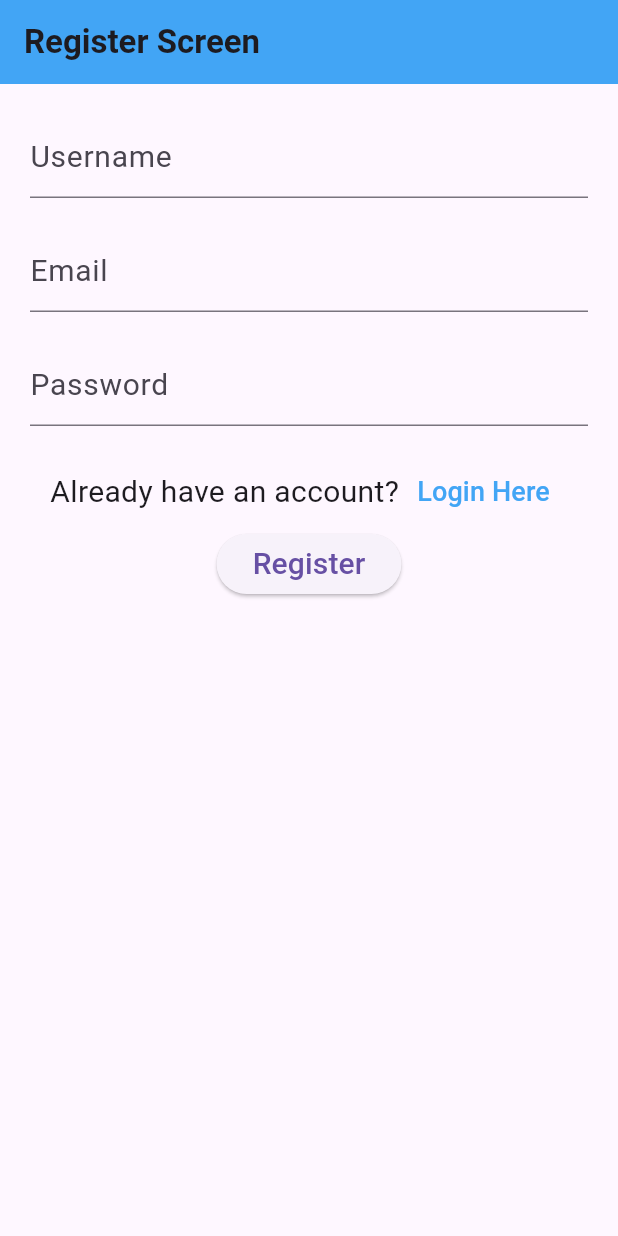
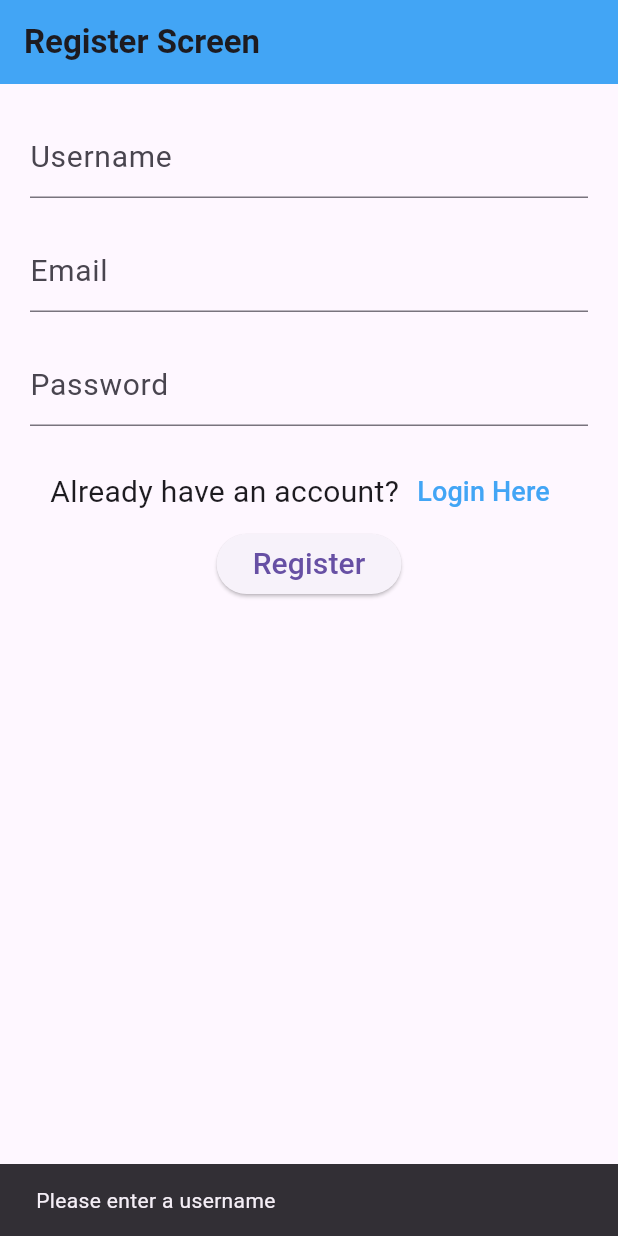
Before and after one commit to hoangchitrung/helpdesk-support-request-management, a Flutter app: the screen it shows after launch, after a tap on "Register", on a phone screen of 412 x 824 dp. Run offline on Flutter 3.47's test engine with Material 3 defaults, Android fonts, the phone set to English and light mode, and no system bars; our stand-ins replace cloud_firestore, firebase_auth, firebase_core; accounts and stored records are empty; generated files the repository leaves out were written again.

```diff
--- a/src/lib/main.dart
+++ b/src/lib/main.dart
@@ -2,7 +2,7 @@ import 'package:flutter/material.dart';
 import 'package:src/screens/auth/login_screen.dart';
 import 'package:firebase_core/firebase_core.dart';
 import 'package:src/screens/auth/register_screen.dart';
-import 'package:src/screens/dashboard/home_screen.dart';
+import 'package:src/screens/users/home_screen.dart';
 import 'firebase_options.dart';
 
 void main() async {
--- a/src/lib/screens/auth/register_screen.dart
+++ b/src/lib/screens/auth/register_screen.dart
@@ -1,5 +1,6 @@
 import 'package:flutter/material.dart';
 import 'package:src/screens/auth/login_screen.dart';
+import 'package:src/services/auth_service.dart';
 
 class RegisterScreen extends StatefulWidget {
   const RegisterScreen({super.key});
@@ -11,9 +12,96 @@ class RegisterScreen extends StatefulWidget {
 }
 
 class _RegisterScreenState extends State<RegisterScreen> {
-  TextEditingController _usernameInputController = TextEditingController();
-  TextEditingController _passwordInputController = TextEditingController();
-  TextEditingController _emailInputController = TextEditingController();
+  final TextEditingController _usernameInputController =
+      TextEditingController();
+  final TextEditingController _passwordInputController =
+      TextEditingController();
+  final TextEditingController _emailInputController = TextEditingController();
+
+  // loading state
+  bool isLoading = false;
+
+  Future<void> _register() async {
+    setState(() => isLoading = true);
+    // kiểm tra input trước khi ấn đăng nhập.
+    if (!_validateInput()) {
+      return;
+    }
+
+    // lấy giá trị từ phần nhập
+    String username = _usernameInputController.text;
+    String email = _emailInputController.text;
+    String password = _passwordInputController.text;
+
+    try {
+      final result = await AuthService().register(username, password, email);
+
+      if (result == "Register successful") {
+        ScaffoldMessenger.of(context).showSnackBar(
+          SnackBar(
+            backgroundColor: Colors.green,
+            content: Text("Register successful"),
+          ),
+        );
+        await Future.delayed(Duration(seconds: 3));
+
+        Navigator.push(
+          context,
+          MaterialPageRoute(builder: (context) => LoginScreen()),
+        );
+      }
+    } catch (e) {
+      ScaffoldMessenger.of(context).showSnackBar(
+        SnackBar(
+          backgroundColor: Colors.red,
+          content: Text("Error at register: $e"),
+        ),
+      );
+    } finally {
+      setState(() {
+        isLoading = false;
+      });
+    }
+  }
+
+  bool _validateInput() {
+    // lấy giá trị từ TextEditingController
+    String username = _usernameInputController.text;
+    String email = _emailInputController.text;
+    String password = _passwordInputController.text;
+
+    if (username.isEmpty) {
+      ScaffoldMessenger.of(
+        context,
+      ).showSnackBar(SnackBar(content: Text("Please enter a username")));
+      setState(() => isLoading = false);
+      return false;
+    }
+
+    if (password.isEmpty || password.length < 6) {
+      ScaffoldMessenger.of(context).showSnackBar(
+        SnackBar(
+          content: Text("Please enter a password and at least 6 length"),
+        ),
+      );
+      setState(() => isLoading = false);
+      return false;
+    }
+
+    if (email.isEmpty || !email.contains("@")) {
+      ScaffoldMessenger.of(context).showSnackBar(
+        SnackBar(
+          content: Text(
+            "Please enter an email and make sure it correct format",
+          ),
+        ),
+      );
+      setState(() => isLoading = false);
+      return false;
+    }
+    return true;
+  }
+
   @override
   Widget build(BuildContext context) {
     return Scaffold(
@@ -76,8 +164,10 @@ class _RegisterScreenState extends State<RegisterScreen> {
               ],
             ),
             ElevatedButton(
-              onPressed: () {},
-              child: Text("Register", style: TextStyle(fontSize: 20)),
+              onPressed: isLoading ? null : _register,
+              child: isLoading
+                  ? CircularProgressIndicator()
+                  : Text("Register", style: TextStyle(fontSize: 20)),
             ),
           ],
         ),
--- a/src/lib/screens/dashboard/home_screen.dart
+++ b/src/lib/screens/users/home_screen.dart
@@ -13,7 +13,11 @@ class _HomeScreenState extends State<HomeScreen> {
   @override
   Widget build(BuildContext context) {
     return Scaffold(
-      appBar: AppBar(title: Text("Home"), backgroundColor: Colors.blue[400]),
+      appBar: AppBar(
+        title: Text("Home"),
+        backgroundColor: Colors.blue[400],
+        automaticallyImplyLeading: false,
+      ),
       body: Padding(
         padding: EdgeInsets.all(20),
         child: Column(
```
Also changed, not shown: src/lib/screens/auth/login_screen.dart (+78 -4 lines), src/lib/services/auth_service.dart (+14 -3 lines).
